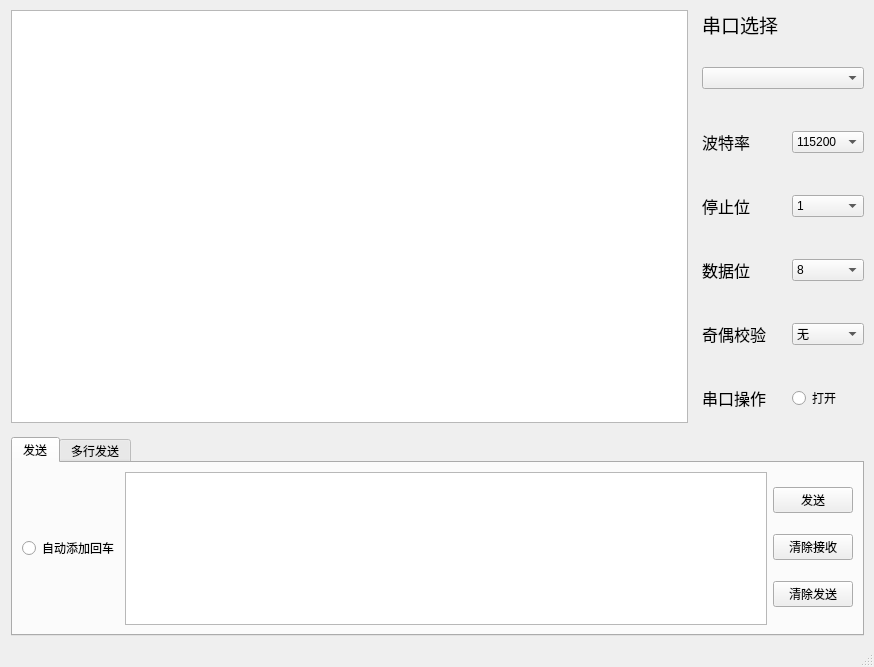
Old version of the form untitled.ui in the repository JLU-Automation-Team/-.
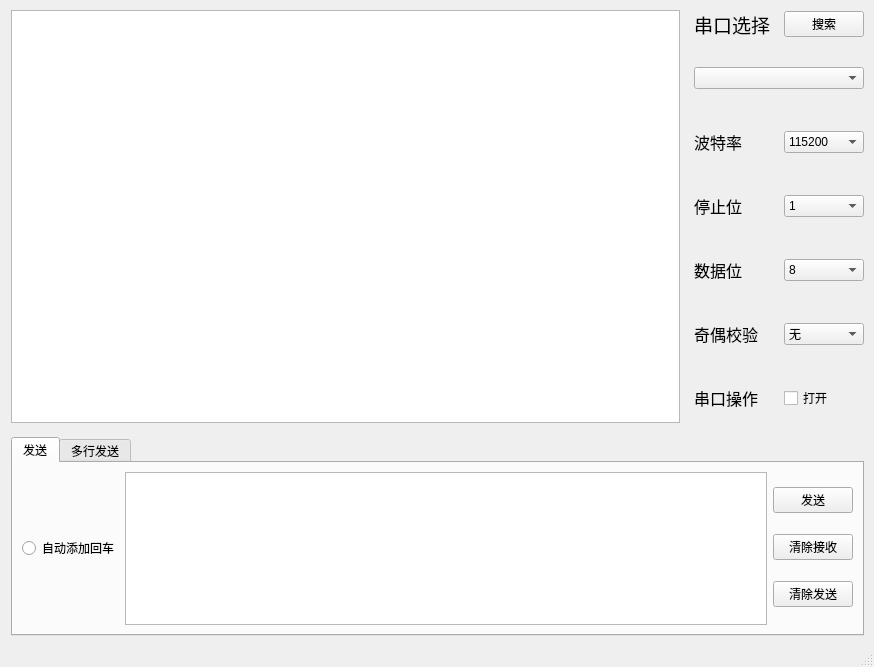
New version of the form.

Commit message: LCOMX-v1.0-测试版

What changed in the file:
```diff
--- a/untitled.ui
+++ b/untitled.ui
@@ -213,8 +213,15 @@
             </property>
            </widget>
           </item>
+          <item row="0" column="1">
+           <widget class="QPushButton" name="pushButton_2">
+            <property name="text">
+             <string>搜索</string>
+            </property>
+           </widget>
+          </item>
           <item row="6" column="1">
-           <widget class="QRadioButton" name="radioButton">
+           <widget class="QCheckBox" name="radioButton">
             <property name="text">
              <string>打开</string>
             </property>
```
Left out of the diff: 13 changed lines with no effect on the pictures. The commit also changes 2 other files.
